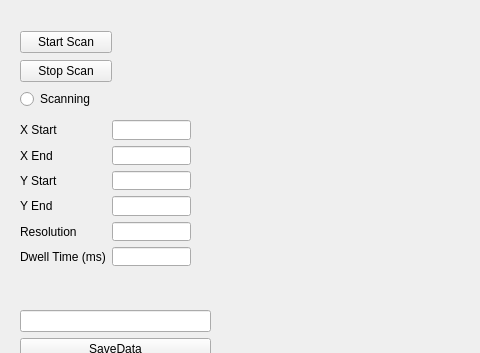
Qt form gui/ui/scan_widget.ui (MechRedPanda/red-panda-afm) before a commit; both pictures show x 0 to 480 and y 0 to 353 of the 889 by 578 pixel window.
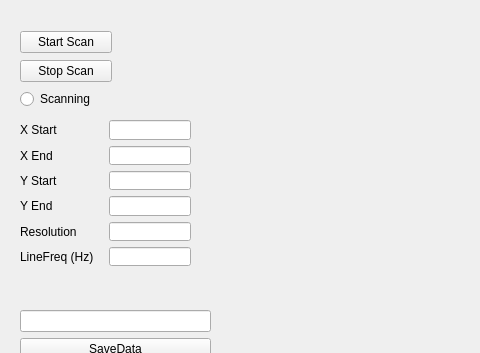
The same form after that commit. Custom widgets are drawn as their Qt base class.

Diff of the .ui file:
```diff
--- a/gui/ui/scan_widget.ui
+++ b/gui/ui/scan_widget.ui
@@ -87,7 +87,7 @@
     <item row="5" column="0">
      <widget class="QLabel" name="label_9">
       <property name="text">
-       <string>Dwell Time (ms)</string>
+       <string>LineFreq (Hz)</string>
       </property>
      </widget>
     </item>
```
Left out of the diff: 2 changed lines with no effect on the pictures.
